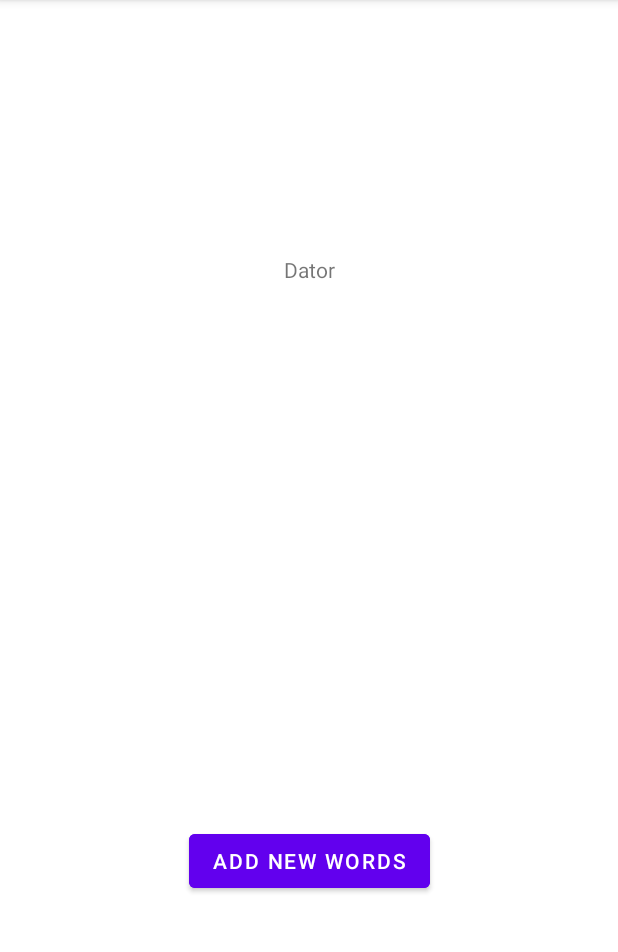
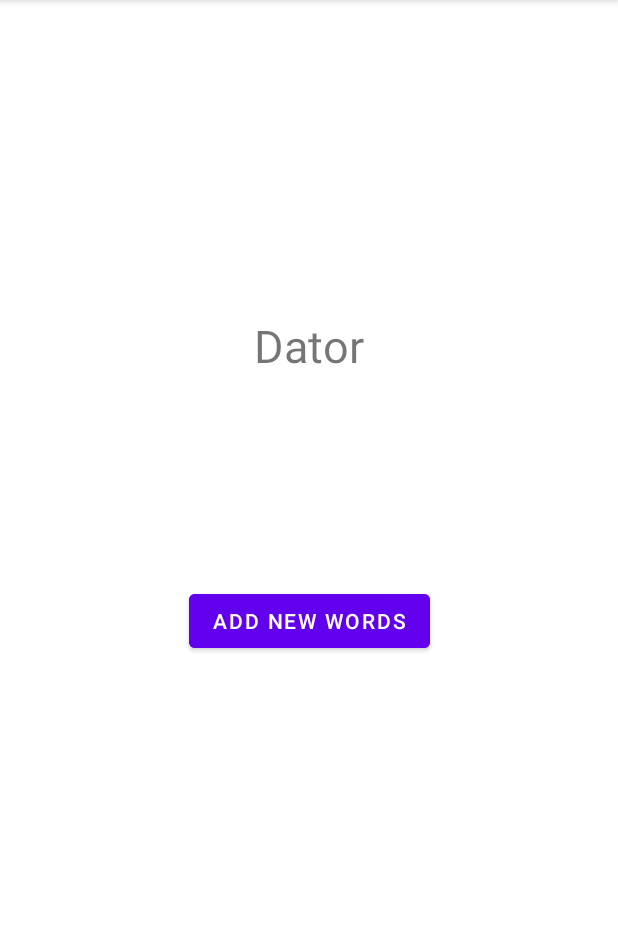
Before and after one commit to JonasSjogren123/AU22_flashcard, an Android app: the screen it shows after launch (QuizActivity), on a phone screen of 412 x 824 dp, the part 84-1036 px from its top. Run offline under Robolectric (Android 15) with nearby library versions, the phone set to English and light mode, and no system bars; our stand-ins replace Room's generated code.

Commit message:
Only missing to update words showing in QuizActivity

```diff
--- a/app/src/main/java/com/example/au22_flashcard/NewWordActivity.kt
+++ b/app/src/main/java/com/example/au22_flashcard/NewWordActivity.kt
@@ -3,15 +3,10 @@ package com.example.au22_flashcard
 import android.content.Intent
 import androidx.appcompat.app.AppCompatActivity
 import android.os.Bundle
-import android.util.Log
 import android.widget.Button
 import android.widget.EditText
 import androidx.room.Room
 import kotlinx.coroutines.*
-import kotlinx.coroutines.CoroutineScope
-import kotlinx.coroutines.Dispatchers
-import kotlinx.coroutines.Job
-import kotlinx.coroutines.launch
 import kotlin.coroutines.CoroutineContext
 
 class NewWordActivity : AppCompatActivity(), CoroutineScope {
@@ -38,10 +33,6 @@ class NewWordActivity : AppCompatActivity(), CoroutineScope {
             "words")
             .fallbackToDestructiveMigration()
             .build()
-
-        val word1 = Word(0,"fruit", "frukt")
-        val word2 = Word(0,"fridge", "kyl")
-        val word3 = Word(0,"cheese", "ost")
 
         newWordSwedishView = findViewById(R.id.newWordSwedishEditTextView)
         newWordEnglishView = findViewById(R.id.newWordEnglishEditTextView)
--- a/app/src/main/java/com/example/au22_flashcard/QuizActivity.kt
+++ b/app/src/main/java/com/example/au22_flashcard/QuizActivity.kt
@@ -8,27 +8,31 @@ import android.view.MotionEvent
 import android.widget.Button
 import android.widget.TextView
 import kotlinx.coroutines.Deferred
+import androidx.room.Room
+import kotlinx.coroutines.*
+import kotlinx.coroutines.CoroutineScope
 import kotlinx.coroutines.Dispatchers
 import kotlinx.coroutines.async
 import kotlinx.coroutines.launch
-import androidx.room.Room
-import kotlinx.coroutines.*
-import kotlinx.coroutines.CoroutineScope
-import kotlinx.coroutines.Job
 import kotlin.coroutines.CoroutineContext
 
 
-class QuizActivity : AppCompatActivity() {
+class QuizActivity : AppCompatActivity(), CoroutineScope  {
 
     lateinit var wordView : TextView
     var currentWord : Word? = null
     val wordList = WordList()
-    lateinit var db : AppDatabase
+    private lateinit var db : AppDatabase
     lateinit var startWordActivityButton: Button
+
+    private lateinit var job : Job
+    override val coroutineContext: CoroutineContext
+        get() = Dispatchers.Main + job
 
     override fun onCreate(savedInstanceState: Bundle?) {
         super.onCreate(savedInstanceState)
         setContentView(R.layout.activity_quiz)
+        job = Job()
 
         db = AppDatabase.getInstance(this)
 
@@ -46,7 +50,6 @@ class QuizActivity : AppCompatActivity() {
         }
 
         val list = loadAllWords()
-
 
         launch {
             val wordList = list.await()
--- a/app/src/main/java/com/example/au22_flashcard/WordList.kt
+++ b/app/src/main/java/com/example/au22_flashcard/WordList.kt
@@ -18,6 +18,7 @@ class WordList() {
         wordList.add(Word(2,"Thank you", "Tack"))
         wordList.add(Word(3,"Welcome", "Välkommen"))
         wordList.add(Word(4,"Computer", "Dator"))
+        wordList.add(Word(4,"Aeroplane", "Flygplan"))
 
     }
 
--- a/app/src/main/res/layout/activity_quiz.xml
+++ b/app/src/main/res/layout/activity_quiz.xml
@@ -10,8 +10,9 @@
         android:id="@+id/wordTextView"
         android:layout_width="wrap_content"
         android:layout_height="wrap_content"
-        android:layout_marginTop="170dp"
+        android:layout_marginTop="210dp"
         android:foregroundGravity="center"
+        android:textSize = "30dp"
         android:text="Hello World!"
         app:layout_constraintEnd_toEndOf="parent"
         app:layout_constraintStart_toStartOf="parent"
@@ -21,7 +22,7 @@
         android:id="@+id/startWordActivityButton"
         android:layout_width="wrap_content"
         android:layout_height="wrap_content"
-        android:layout_marginBottom="170dp"
+        android:layout_marginBottom="330dp"
         android:backgroundTint="@color/design_default_color_primary"
         android:text="ADD NEW WORDS"
         app:layout_constraintBottom_toBottomOf="parent"
```
